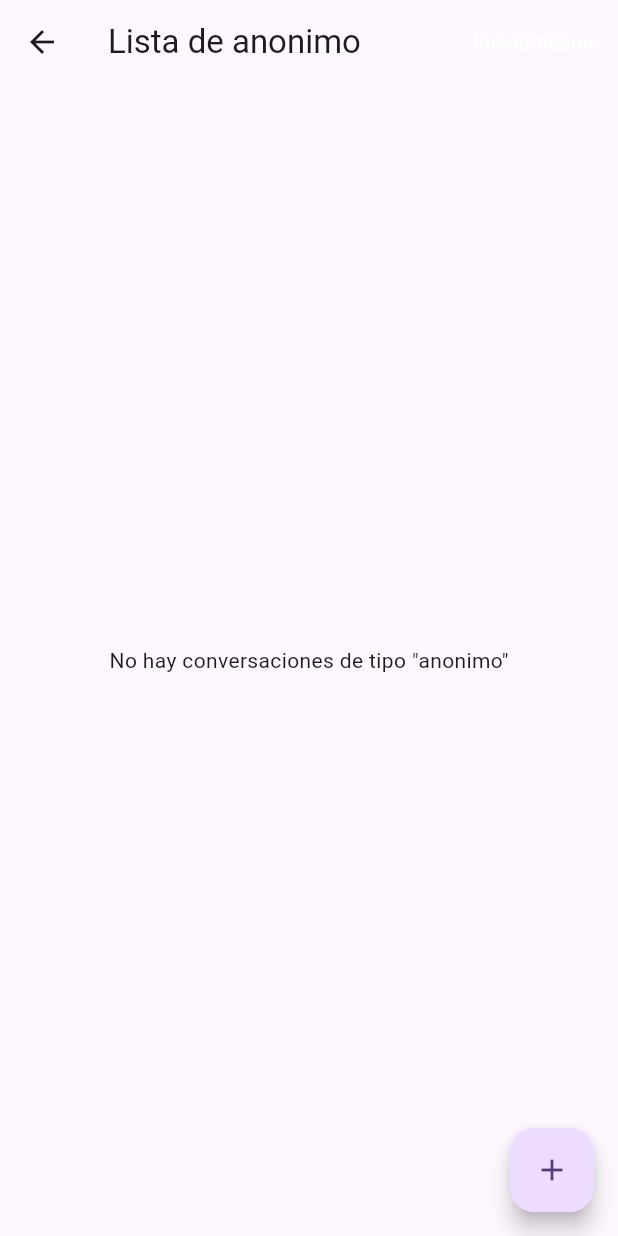
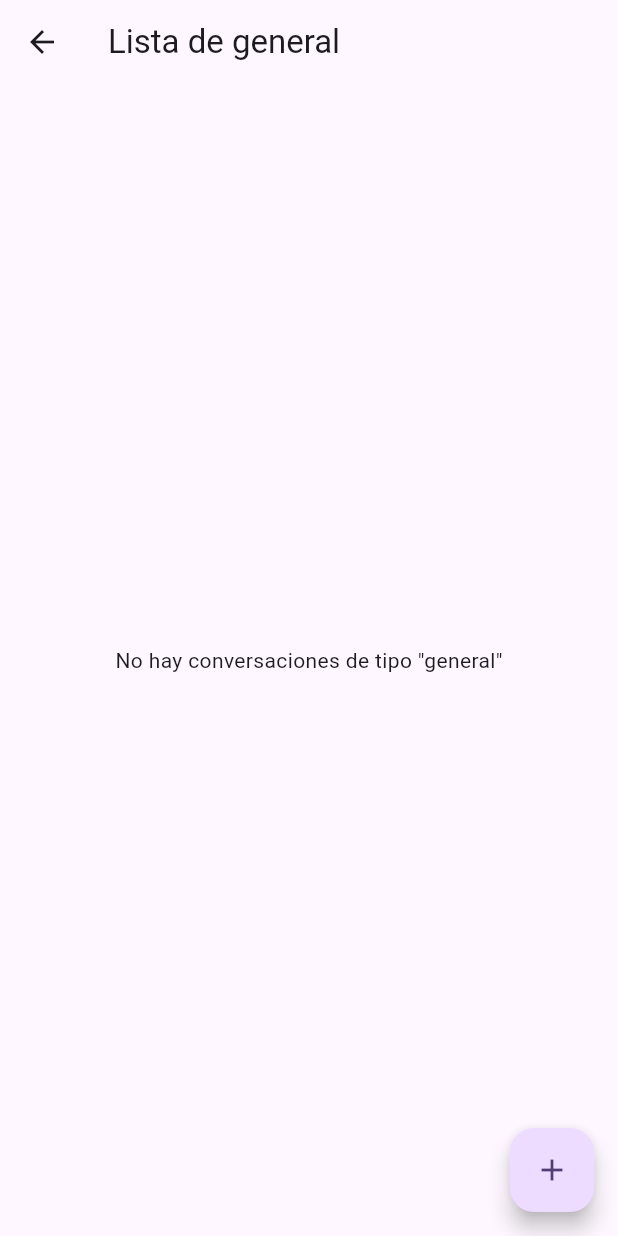
Before and after one commit to Tirano61/message_service, a Flutter app: the ConversationPage screen opened directly, after a tap on "Conversaciones anónimas", on a phone screen of 412 x 824 dp. Run offline on Flutter 3.47's test engine with Material 3 defaults, Android fonts, the light colour scheme and no system bars; our stand-ins replace bloc, flutter_bloc, sqflite; accounts and stored records are empty.

Commit message:
Creando conversacion http pidiendo mensajes y enviando general

```diff
--- a/lib/feactures/conversation/presentation/bloc/conversation_bloc.dart
+++ b/lib/feactures/conversation/presentation/bloc/conversation_bloc.dart
@@ -49,13 +49,14 @@ class ConversationBloc extends Bloc<ConversationEvent, ConversationState> {
     try {
   final newConv = await conversationRepository.createConversation(event.userId ?? '', event.title, event.token, event.type);
 
-      // If backend returned a session token (conversación anónima), store it
-      // Only store session_token when the creation was anonymous (no userId provided)
-      if ((event.userId == null || event.userId.isEmpty) && newConv.sessionToken != null && newConv.sessionToken!.isNotEmpty) {
+      // Store conversation ID for navigation (always needed)
+      SessionManager().conversationId = newConv.id;
+
+      // Store session token only for anonymous conversations (type 'general')
+      if (event.type == 'general' && newConv.sessionToken != null && newConv.sessionToken!.isNotEmpty) {
         SessionManager().sessionToken = newConv.sessionToken;
-        SessionManager().conversationId = newConv.id;
-        // HTTP-only: No socket connection needed
       }
+      // HTTP-only: No socket connection needed
 
       if (previous is ConversationLoadedState) {
         final updated = List<ConversationEntity>.from(previous.conversations)..insert(0, newConv);
--- a/lib/feactures/conversation/presentation/ui/pages/conversation_page.dart
+++ b/lib/feactures/conversation/presentation/ui/pages/conversation_page.dart
@@ -51,7 +51,7 @@ class ConversationPage extends StatelessWidget {
                 title: 'Conversaciones anónimas',
                 icon: Icons.person_outline,
                 color: Colors.grey,
-                onTap: () => _openList(context, 'anonimo'),
+                onTap: () => _openList(context, 'general'),
               ),
             ],
           ),
@@ -93,7 +93,7 @@ class ConversationPage extends StatelessWidget {
                   title: 'Conversaciones anónimas',
                   icon: Icons.person_outline,
                   color: Colors.grey,
-                  onTap: () => _openList(context, 'anonymous'),
+                  onTap: () => _openList(context, 'general'),
                 ),
                 const SizedBox(height: 16),
                 // Mostrar técnico si tiene el rol tecnico
@@ -186,9 +186,24 @@ class _ConversationListPageState extends State<ConversationListPage> {
     final authState = context.read<AuthBloc>().state;
     final bool isAuthenticated = authState is AuthAuthenticatedState;
 
-    return Scaffold(
-      appBar: AppBar(
-        title: Text('Lista de ${widget.type}'),
+    return BlocListener<ConversationBloc, ConversationState>(
+      listener: (context, state) {
+        if (state is ConversationCreatedState) {
+          // Navegar automáticamente a MessagePage cuando se crea una conversación
+          Navigator.push(
+            context,
+            MaterialPageRoute(
+              builder: (_) => MessagePage(
+                conversationId: state.conversation.id,
+                title: state.conversation.title ?? 'Chat',
+              ),
+            ),
+          );
+        }
+      },
+      child: Scaffold(
+        appBar: AppBar(
+          title: Text('Lista de ${widget.type}'),
         actions: [
           // Si es lista anónima y no está autenticado, mostrar botón para ir al login
           if ((widget.type == 'anonymous' || widget.type == 'anonimo') && !isAuthenticated)
@@ -234,7 +249,8 @@ class _ConversationListPageState extends State<ConversationListPage> {
           return const SizedBox.shrink();
         },
       ),
-      floatingActionButton: _NewConversationFab(type: widget.type),
+        floatingActionButton: _NewConversationFab(type: widget.type),
+      ),
     );
   }
 }
@@ -268,13 +284,14 @@ class _NewConversationFab extends StatelessWidget {
         final authState = context.read<AuthBloc>().state;
         if (authState is AuthAuthenticatedState) {
           final user = authState.user;
-          if (type != 'anonimo' && !user.hasRole(type)) {
+          // Permitir 'general' (conversación anónima) siempre, validar otros roles
+          if (type != 'general' && type != 'anonimo' && !user.hasRole(type)) {
             ScaffoldMessenger.of(context).showSnackBar(SnackBar(content: Text('No tienes permisos para crear conversaciones de tipo "$type".')));
             return;
           }
           context.read<ConversationBloc>().add(CreateConversationEvent(token: user.token, userId: user.id, title: result, type: type));
         } else {
-          if (type != 'anonymous') {
+          if (type != 'general' && type != 'anonymous') {
             final goLogin = await showDialog<bool>(
               context: context,
               builder: (ctx) => AlertDialog(
@@ -289,7 +306,8 @@ class _NewConversationFab extends StatelessWidget {
             if (goLogin == true) Navigator.pushReplacement(context, MaterialPageRoute(builder: (_) => Login()));
             return;
           }
-          context.read<ConversationBloc>().add(CreateConversationEvent(token: '', userId: '', title: result, type: 'anonimo'));
+          // Para conversaciones anónimas, enviar title="", user="", type="general"
+          context.read<ConversationBloc>().add(CreateConversationEvent(token: '', userId: '', title: '', type: 'general'));
         }
       },
     );
--- a/lib/feactures/message/presentation/ui/pages/message_page.dart
+++ b/lib/feactures/message/presentation/ui/pages/message_page.dart
@@ -42,7 +42,7 @@ class _MessagePageState extends State<MessagePage> {
   _scrollController = ScrollController();
   WidgetsBinding.instance.addPostFrameCallback((_) {
   context.read<MessageBloc>().add(ConnectServerEvent());
-  context.read<MessageBloc>().add(LoadMessageEvent());
+  context.read<MessageBloc>().add(LoadMessageEvent(conversationId: widget.conversationId));
 });
     // Inicializar mensajes si vienen como parámetro
     final authState = context.read<AuthBloc>().state;
@@ -265,7 +265,7 @@ class _MessagePageState extends State<MessagePage> {
           if (state is MessageLoadedState) {
             // no-op: list refresh handled by MessagesListLoadedState
             // continue listening for next message
-            context.read<MessageBloc>().add(LoadMessageEvent());
+            context.read<MessageBloc>().add(LoadMessageEvent(conversationId: widget.conversationId));
           }
           if (state is MessagesListLoadedState) {
             try {
```
Also changed, not shown: lib/feactures/conversation/data/datasource/conversation_remote_datasource.dart (+8 -6 lines), lib/feactures/conversation/data/models/conversations_model.dart (+18 -4 lines), lib/feactures/message/data/datasource/message_remote_datasource.dart (+14 -6 lines), lib/feactures/message/presentation/bloc/message_bloc.dart (+8 -11 lines).
